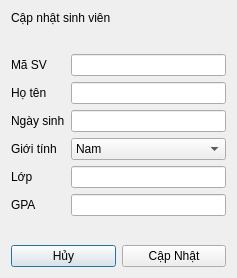
akazajok/Quan-li-sinh-vien, file function_dialog.ui: the form before one commit.
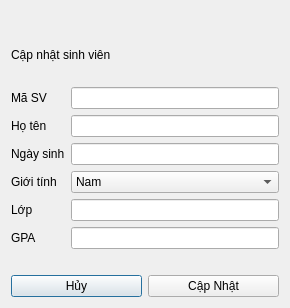
The form after the commit.

Commit message: Thêm button xóa, sửa ; thêm main.py

Patch:
```diff
--- a/function_dialog.ui
+++ b/function_dialog.ui
@@ -6,14 +6,27 @@
    <rect>
     <x>0</x>
     <y>0</y>
-    <width>237</width>
-    <height>278</height>
+    <width>290</width>
+    <height>308</height>
    </rect>
   </property>
   <property name="windowTitle">
    <string>Dialog</string>
   </property>
   <layout class="QVBoxLayout" name="verticalLayout">
+   <item>
+    <spacer name="verticalSpacer_3">
+     <property name="orientation">
+      <enum>Qt::Vertical</enum>
+     </property>
+     <property name="sizeHint" stdset="0">
+      <size>
+       <width>20</width>
+       <height>40</height>
+      </size>
+     </property>
+    </spacer>
+   </item>
    <item>
     <widget class="QLabel" name="Label_Tille">
      <property name="text">
```
The commit also changes 6 other files.
